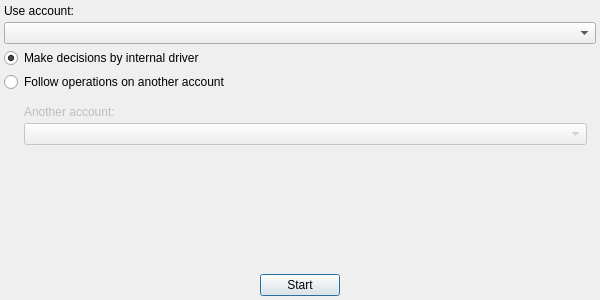
This is app/src/dialogs/startautopilotdialog/startautopilotdialog.ui in Gris87/TInvestor as Qt 5 draws it before an edit. The edited form follows.
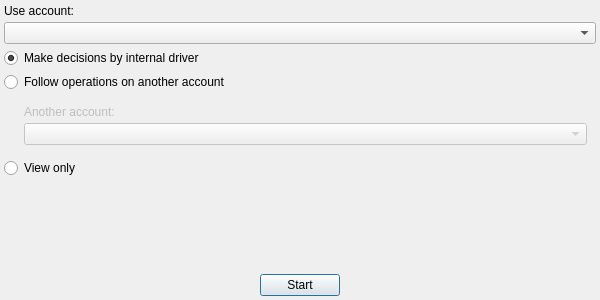
This is the edited form.

Commit message: View only mode for auto-pilot

Patch:
```diff
--- a/app/src/dialogs/startautopilotdialog/startautopilotdialog.ui
+++ b/app/src/dialogs/startautopilotdialog/startautopilotdialog.ui
@@ -90,6 +90,16 @@
       <item>
        <widget class="QComboBox" name="anotherAccountComboBox"/>
       </item>
+     </layout>
+    </widget>
+   </item>
+   <item>
+    <widget class="QRadioButton" name="viewRadioButton">
+     <property name="text">
+      <string>View only</string>
+     </property>
+    </widget>
+   </item>
       <item>
        <spacer name="verticalSpacer">
         <property name="orientation">
@@ -102,9 +112,6 @@
          </size>
         </property>
        </spacer>
-      </item>
-     </layout>
-    </widget>
    </item>
    <item>
     <layout class="QHBoxLayout" name="horizontalLayout">
```
Lines whose indentation alone changed are shown as unchanged. The commit also changes 8 other files.
